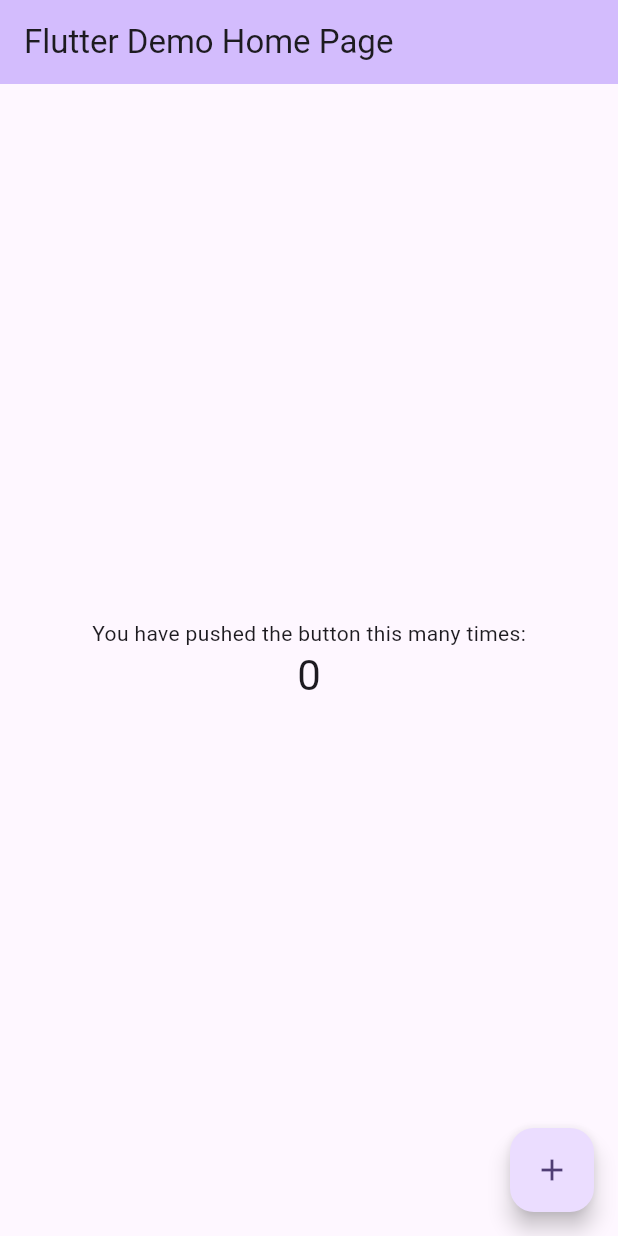
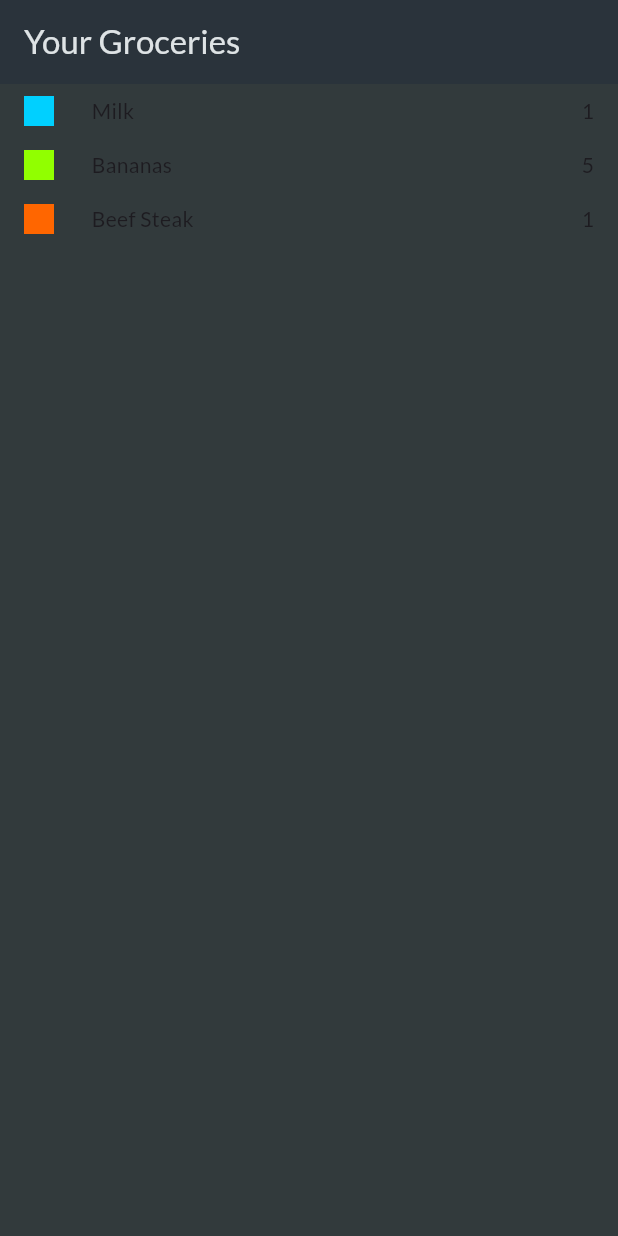
Before and after one commit to Mir-37/bazar_shodai, a Flutter app: the screen it shows after launch, on a phone screen of 412 x 824 dp. Run offline on Flutter 3.47's test engine with Material 3 defaults, Android fonts, the phone set to English and light mode, and no system bars; our stand-ins replace google_fonts.

Commit message:
feat(ui): implement grocery listing home screen (my solution)
- add category and grocery item models
- implement home screen with grocery item list
- add dummy data for categories and items
- integrate google_fonts for custom typography
- configure dark theme and app styling
- update project configuration and dependencies

```diff
--- /dev/null
+++ b/lib/data/dummy_items.dart
@@ -0,0 +1,24 @@
+import 'package:bazar_shodai/data/categories.dart';
+import 'package:bazar_shodai/models/category.dart';
+import 'package:bazar_shodai/models/grocery_item.dart';
+
+final groceryItems = [
+  GroceryItem(
+    id: 'a',
+    name: 'Milk',
+    quantity: 1,
+    category: categories[Categories.dairy]!,
+  ),
+  GroceryItem(
+    id: 'b',
+    name: 'Bananas',
+    quantity: 5,
+    category: categories[Categories.fruit]!,
+  ),
+  GroceryItem(
+    id: 'c',
+    name: 'Beef Steak',
+    quantity: 1,
+    category: categories[Categories.meat]!,
+  ),
+];
--- a/lib/main.dart
+++ b/lib/main.dart
@@ -1,8 +1,20 @@
+import 'package:bazar_shodai/screens/home_screen.dart';
 import 'package:flutter/material.dart';
+import 'package:google_fonts/google_fonts.dart';
 
 void main() {
   runApp(const MyApp());
 }
+
+var kThemeData = ThemeData.dark().copyWith(
+  colorScheme: ColorScheme.fromSeed(
+    seedColor: const Color.fromARGB(255, 147, 229, 250),
+    brightness: Brightness.dark,
+    surface: const Color.fromARGB(255, 42, 51, 59),
+  ),
+  scaffoldBackgroundColor: const Color.fromARGB(255, 50, 58, 60),
+  textTheme: GoogleFonts.latoTextTheme(),
+);
 
 class MyApp extends StatelessWidget {
   const MyApp({super.key});
@@ -11,112 +23,9 @@ class MyApp extends StatelessWidget {
   @override
   Widget build(BuildContext context) {
     return MaterialApp(
-      title: 'Flutter Demo',
-      theme: ThemeData(
-        // This is the theme of your application.
-        //
-        // TRY THIS: Try running your application with "flutter run". You'll see
-        // the application has a purple toolbar. Then, without quitting the app,
-        // try changing the seedColor in the colorScheme below to Colors.green
-        // and then invoke "hot reload" (save your changes or press the "hot
-        // reload" button in a Flutter-supported IDE, or press "r" if you used
-        // the command line to start the app).
-        //
-        // Notice that the counter didn't reset back to zero; the application
-        // state is not lost during the reload. To reset the state, use hot
-        // restart instead.
-        //
-        // This works for code too, not just values: Most code changes can be
-        // tested with just a hot reload.
-        colorScheme: .fromSeed(seedColor: Colors.deepPurple),
-      ),
-      home: const MyHomePage(title: 'Flutter Demo Home Page'),
+      title: 'Flutter Groceries',
+      theme: kThemeData,
+      home: HomeScreen(),
     );
   }
 }
-
-class MyHomePage extends StatefulWidget {
-  const MyHomePage({super.key, required this.title});
-
-  // This widget is the home page of your application. It is stateful, meaning
-  // that it has a State object (defined below) that contains fields that affect
-  // how it looks.
-
-  // This class is the configuration for the state. It holds the values (in this
-  // case the title) provided by the parent (in this case the App widget) and
-  // used by the build method of the State. Fields in a Widget subclass are
-  // always marked "final".
-
-  final String title;
-
-  @override
-  State<MyHomePage> createState() => _MyHomePageState();
-}
-
-class _MyHomePageState extends State<MyHomePage> {
-  int _counter = 0;
-
-  void _incrementCounter() {
-    setState(() {
-      // This call to setState tells the Flutter framework that something has
-      // changed in this State, which causes it to rerun the build method below
-      // so that the display can reflect the updated values. If we changed
-      // _counter without calling setState(), then the build method would not be
-      // called again, and so nothing would appear to happen.
-      _counter++;
-    });
-  }
-
-  @override
-  Widget build(BuildContext context) {
-    // This method is rerun every time setState is called, for instance as done
-    // by the _incrementCounter method above.
-    //
-    // The Flutter framework has been optimized to make rerunning build methods
-    // fast, so that you can just rebuild anything that needs updating rather
-    // than having to individually change instances of widgets.
-    return Scaffold(
-      appBar: AppBar(
-        // TRY THIS: Try changing the color here to a specific color (to
-        // Colors.amber, perhaps?) and trigger a hot reload to see the AppBar
-        // change color while the other colors stay the same.
-        backgroundColor: Theme.of(context).colorScheme.inversePrimary,
-        // Here we take the value from the MyHomePage object that was created by
-        // the App.build method, and use it to set our appbar title.
-        title: Text(widget.title),
-      ),
-      body: Center(
-        // Center is a layout widget. It takes a single child and positions it
-        // in the middle of the parent.
-        child: Column(
-          // Column is also a layout widget. It takes a list of children and
-          // arranges them vertically. By default, it sizes itself to fit its
-          // children horizontally, and tries to be as tall as its parent.
-          //
-          // Column has various properties to control how it sizes itself and
-          // how it positions its children. Here we use mainAxisAlignment to
-          // center the children vertically; the main axis here is the vertical
-          // axis because Columns are vertical (the cross axis would be
-          // horizontal).
-          //
-          // TRY THIS: Invoke "debug painting" (choose the "Toggle Debug Paint"
-          // action in the IDE, or press "p" in the console), to see the
-          // wireframe for each widget.
-          mainAxisAlignment: .center,
-          children: [
-            const Text('You have pushed the button this many times:'),
-            Text(
-              '$_counter',
-              style: Theme.of(context).textTheme.headlineMedium,
-            ),
-          ],
-        ),
-      ),
-      floatingActionButton: FloatingActionButton(
-        onPressed: _incrementCounter,
-        tooltip: 'Increment',
-        child: const Icon(Icons.add),
-      ),
-    );
-  }
-}
--- /dev/null
+++ b/lib/models/category.dart
@@ -0,0 +1,20 @@
+import 'package:flutter/material.dart';
+
+enum Categories {
+  vegetables,
+  fruit,
+  meat,
+  dairy,
+  carbs,
+  sweets,
+  spices,
+  convenience,
+  hygiene,
+  other,
+}
+
+class Category {
+  final String item;
+  final Color color;
+  const Category(this.item, this.color);
+}
--- /dev/null
+++ b/lib/models/grocery_item.dart
@@ -0,0 +1,15 @@
+import 'package:bazar_shodai/models/category.dart';
+
+class GroceryItem {
+  final String id;
+  final String name;
+  final int quantity;
+  final Category category;
+
+  const GroceryItem({
+    required this.id,
+    required this.name,
+    required this.quantity,
+    required this.category,
+  });
+}
--- /dev/null
+++ b/lib/screens/home_screen.dart
@@ -0,0 +1,21 @@
+import 'package:bazar_shodai/data/dummy_items.dart';
+import 'package:bazar_shodai/widgets/grocery_listing.dart';
+import 'package:flutter/material.dart';
+
+class HomeScreen extends StatelessWidget {
+  const HomeScreen({super.key});
+
+  @override
+  Widget build(BuildContext context) {
+    return Scaffold(
+      appBar: AppBar(
+        title: const Text('Your Groceries'),
+      ),
+      body: Column(
+        children: [
+          for (final gItem in groceryItems) GroceryListing(gItem: gItem),
+        ],
+      ),
+    );
+  }
+}
--- /dev/null
+++ b/lib/widgets/grocery_listing.dart
@@ -0,0 +1,34 @@
+import 'package:bazar_shodai/models/grocery_item.dart';
+import 'package:flutter/cupertino.dart';
+import 'package:flutter/material.dart';
+
+class GroceryListing extends StatelessWidget {
+  const GroceryListing({super.key, required this.gItem});
+  final GroceryItem gItem;
+  @override
+  Widget build(BuildContext context) {
+    return Padding(
+      padding: const EdgeInsets.symmetric(
+        vertical: 8.0,
+        horizontal: 16,
+      ),
+      child: Row(
+        children: [
+          Container(
+            width: 20,
+            height: 20,
+            decoration: BoxDecoration(
+              color: gItem.category.color,
+            ),
+          ),
+          const SizedBox(
+            width: 25,
+          ),
+          Text(gItem.name),
+          const Spacer(),
+          Text('${gItem.quantity}'),
+        ],
+      ),
+    );
+  }
+}
```
Also changed, not shown: analysis_options.yaml (+16 -13 lines), lib/data/categories.dart (added, +45 -0 lines), pubspec.yaml (+48 -48 lines), pubspec.lock, 3 other files.
